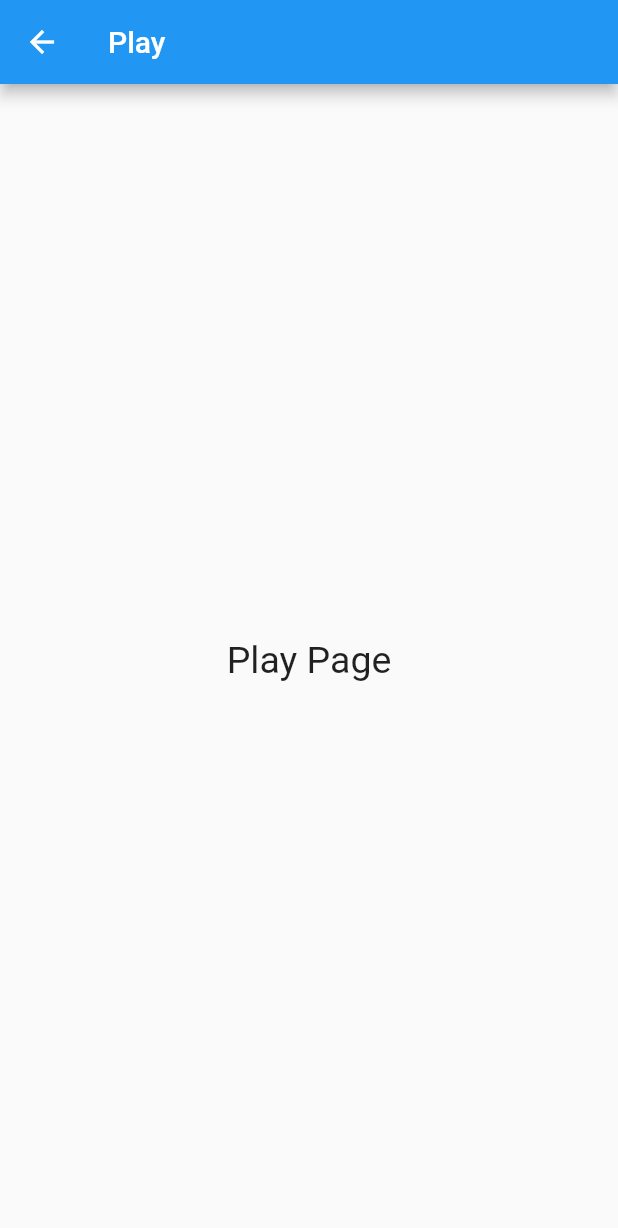
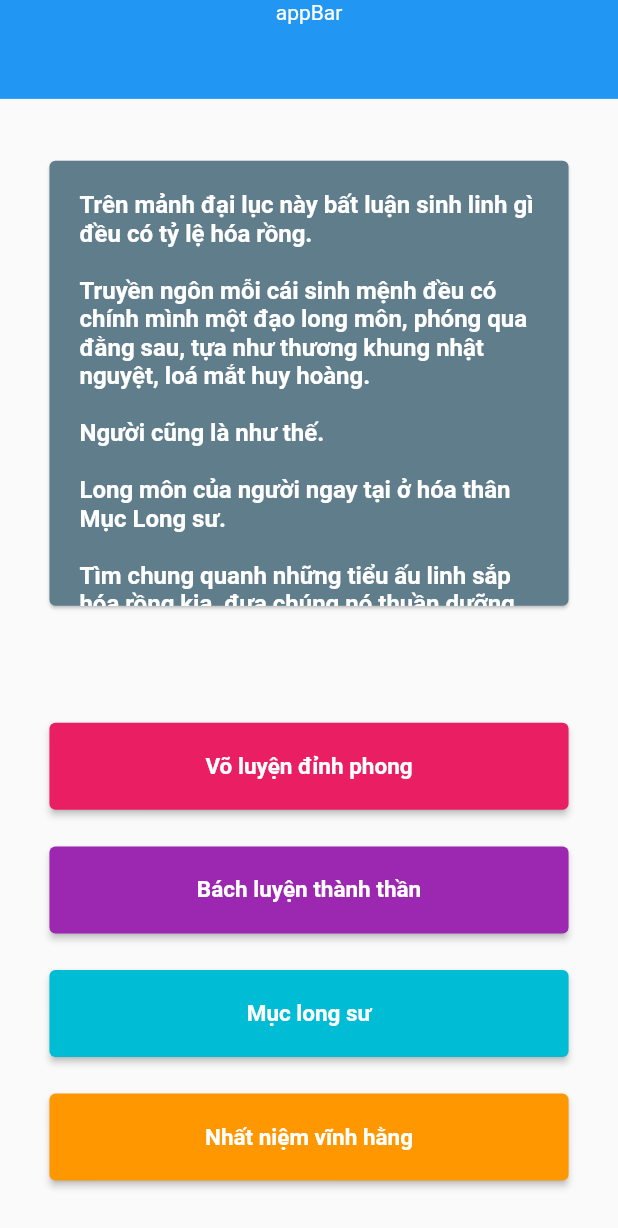
Before and after one commit to Duycld03/puzzle_app, a Flutter app: the PlayPage screen opened by its route, on a phone screen of 412 x 824 dp. Shown: the top 1228 px of the screen. Run offline on Flutter 3.47's test engine with Material 2 defaults, Android fonts, the phone set to English and light mode, and no system bars; our stand-ins replace bloc, flutter_bloc, sqflite; missing offline and left inert: window_size; accounts and stored records are empty.

Commit message:
building ui for play_page

```diff
--- a/lib/pages/HomePage/Home_page.dart
+++ b/lib/pages/HomePage/Home_page.dart
@@ -10,6 +10,7 @@ class HomePage extends StatelessWidget {
     Size size = MediaQuery.of(context).size;
     return Scaffold(
       body: Center(
+        child: SingleChildScrollView(
           child: Padding(
             padding: const EdgeInsets.symmetric(horizontal: 20.0),
             child: Column(
@@ -40,6 +41,7 @@ class HomePage extends StatelessWidget {
             ),
           ),
         ),
+      ),
       floatingActionButton: ElevatedButton(
         child: const Padding(
           padding: EdgeInsets.all(5),
--- /dev/null
+++ b/lib/pages/PlayPage/option_button.dart
@@ -0,0 +1,29 @@
+import 'package:flutter/material.dart';
+
+class OptionButton extends StatelessWidget {
+  final String title;
+  final Color color;
+  const OptionButton({
+    Key? key,
+    required this.title,
+    this.color = Colors.blue,
+  }) : super(key: key);
+
+  @override
+  Widget build(BuildContext context) {
+    return ElevatedButton(
+      style: ElevatedButton.styleFrom(
+          backgroundColor: color,
+          padding: const EdgeInsets.symmetric(vertical: 20, horizontal: 10)),
+      onPressed: () {},
+      child: Text(
+        title,
+        style: const TextStyle(
+          color: Colors.white,
+          fontSize: 15,
+          fontWeight: FontWeight.bold,
+        ),
+      ),
+    );
+  }
+}
--- a/lib/pages/PlayPage/play_page.dart
+++ b/lib/pages/PlayPage/play_page.dart
@@ -1,16 +1,92 @@
 import 'package:flutter/material.dart';
+import 'package:puzzle_app/pages/PlayPage/option_button.dart';
 
 class PlayPage extends StatelessWidget {
   const PlayPage({super.key});
+  final text =
+      '''Trên mảnh đại lục này bất luận sinh linh gì đều có tỷ lệ hóa rồng.
+
+Truyền ngôn mỗi cái sinh mệnh đều có chính mình một đạo long môn, phóng qua đằng sau, tựa như thương khung nhật nguyệt, loá mắt huy hoàng.
+
+Người cũng là như thế.
+
+Long môn của người ngay tại ở hóa thân Mục Long sư.
+
+Tìm chung quanh những tiểu ấu linh sắp hóa rồng kia, đưa chúng nó thuần dưỡng thành đương thời có một không hai Long Vương!
+Mô tả trên là của truyện nào
+''';
 
   @override
   Widget build(BuildContext context) {
+    Size size = MediaQuery.of(context).size;
+
     return Scaffold(
-      appBar: AppBar(title: const Text("Play")),
-      body: const Center(
-        child: Text(
-          "Play Page",
-          style: TextStyle(fontSize: 25),
+      body: SafeArea(
+        child: Column(
+          crossAxisAlignment: CrossAxisAlignment.stretch,
+          children: [
+            Container(
+              color: Colors.blue,
+              height: size.height * 0.08,
+              child: const Text(
+                "appBar",
+                style: TextStyle(
+                  color: Colors.white,
+                ),
+                textAlign: TextAlign.center,
+              ),
+            ),
+            Expanded(
+              child: Card(
+                margin: EdgeInsets.symmetric(
+                    horizontal: size.width * 0.08,
+                    vertical: size.height * 0.05),
+                color: Colors.blueGrey,
+                child: SingleChildScrollView(
+                  child: Padding(
+                    padding: const EdgeInsets.all(20),
+                    child: Text(
+                      text,
+                      style: const TextStyle(
+                        color: Colors.white,
+                        fontWeight: FontWeight.bold,
+                        fontSize: 16,
+                      ),
+                    ),
+                  ),
+                ),
+              ),
+            ),
+            Expanded(
+              child: Padding(
+                padding: EdgeInsets.symmetric(
+                    horizontal: size.width * 0.08,
+                    vertical: size.height * 0.03),
+                child: Column(
+                  mainAxisAlignment: MainAxisAlignment.spaceAround,
+                  crossAxisAlignment: CrossAxisAlignment.stretch,
+                  children: const [
+                    OptionButton(
+                      title: "Võ luyện đỉnh phong",
+                      color: Colors.pink,
+                    ),
+                    OptionButton(
+                      title: "Bách luyện thành thần",
+                      color: Colors.purple,
+                    ),
+                    OptionButton(
+                      title: "Mục long sư",
+                      color: Colors.cyan,
+                    ),
+                    OptionButton(
+                      title: "Nhất niệm vĩnh hằng",
+                      color: Colors.orange,
+                    ),
+                  ],
+                ),
+              ),
+            ),
+          ],
         ),
       ),
     );
```
Lines whose indentation alone changed are shown as unchanged.
